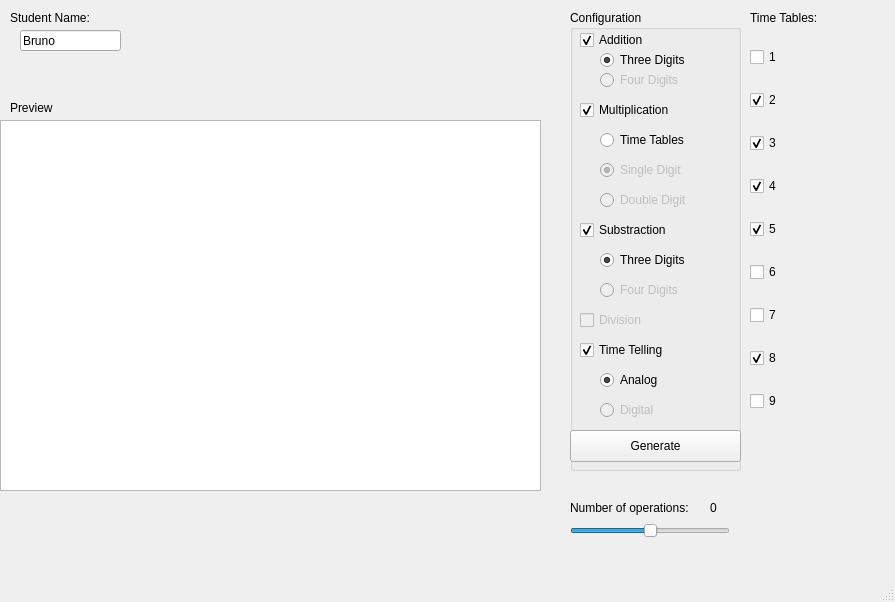
Above: ui/multui.ui from miguelgarciaarribas/multroaster before the change. Below: the same form after it.
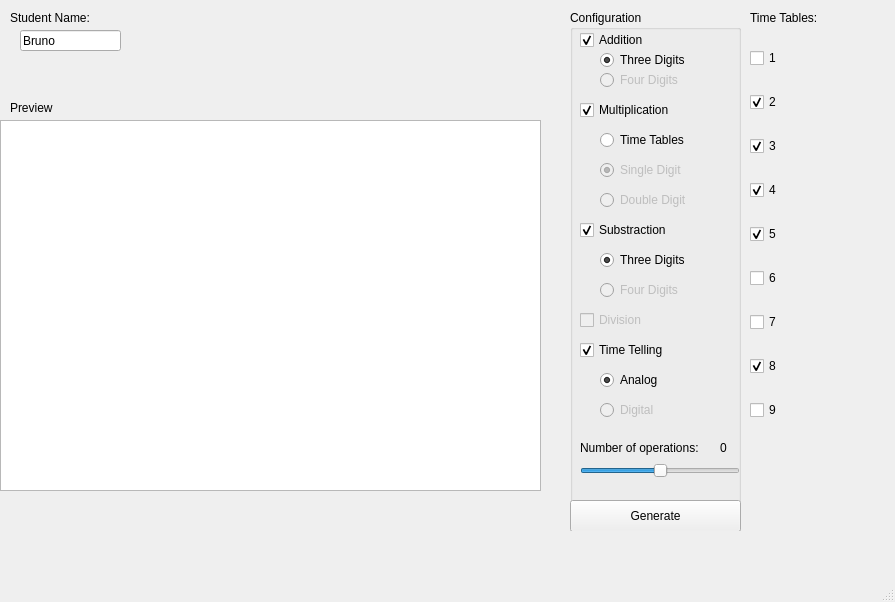
That is the form after the change.

Commit message: Move number of operations to the config section

The edit to the form file:
```diff
--- a/ui/multui.ui
+++ b/ui/multui.ui
@@ -20,7 +20,7 @@
       <x>570</x>
       <y>10</y>
       <width>171</width>
-      <height>461</height>
+      <height>521</height>
      </rect>
     </property>
     <layout class="QGridLayout" name="gridLayout">
@@ -293,7 +293,7 @@
         <property name="geometry">
          <rect>
           <x>0</x>
-          <y>420</y>
+          <y>490</y>
           <width>171</width>
           <height>32</height>
          </rect>
@@ -322,7 +322,7 @@
       <x>750</x>
       <y>30</y>
       <width>41</width>
-      <height>401</height>
+      <height>411</height>
      </rect>
     </property>
     <layout class="QVBoxLayout" name="timetableGroup">
@@ -425,8 +425,8 @@
    <widget class="QSlider" name="operationAmountSlider">
     <property name="geometry">
      <rect>
-      <x>570</x>
-      <y>520</y>
+      <x>580</x>
+      <y>460</y>
       <width>160</width>
       <height>22</height>
      </rect>
@@ -453,8 +453,8 @@
    <widget class="QLabel" name="label_2">
     <property name="geometry">
      <rect>
-      <x>570</x>
-      <y>500</y>
+      <x>580</x>
+      <y>440</y>
       <width>141</width>
       <height>16</height>
      </rect>
@@ -466,9 +466,9 @@
    <widget class="QLabel" name="operationCount">
     <property name="geometry">
      <rect>
-      <x>710</x>
-      <y>500</y>
-      <width>60</width>
+      <x>720</x>
+      <y>440</y>
+      <width>21</width>
       <height>16</height>
      </rect>
     </property>
```
The commit also changes 1 other file.
